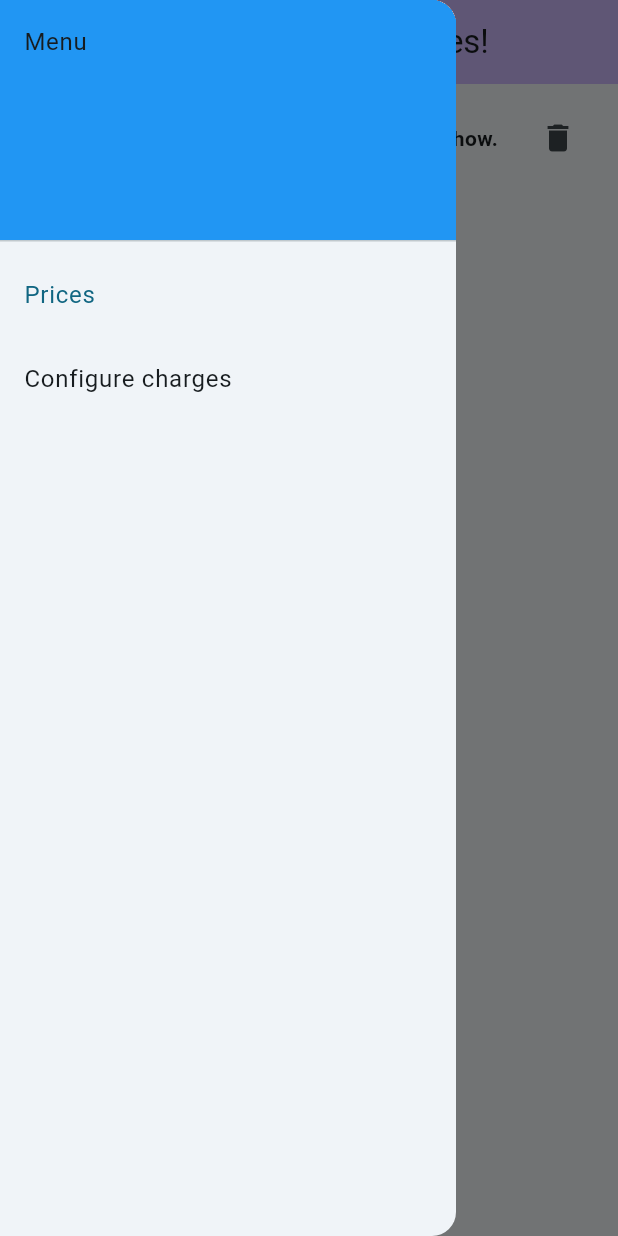
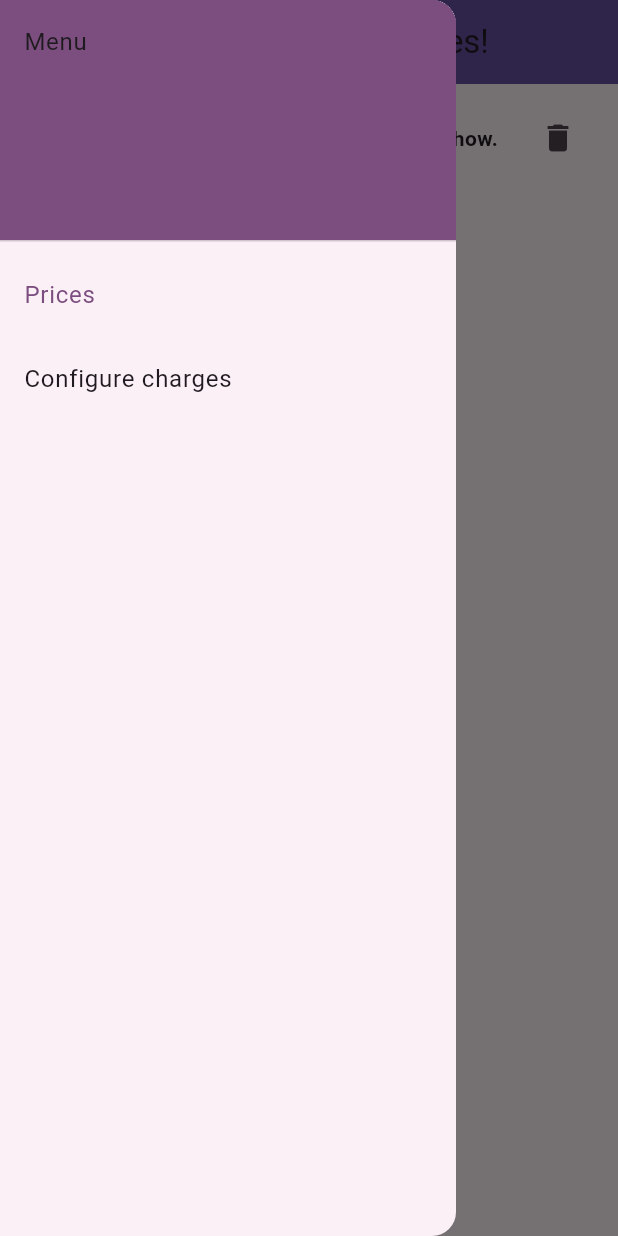
Before and after one commit to leo-milbor/fuck-your-charges, a Flutter app: the screen it shows after launch, with the side drawer open, on a phone screen of 412 x 824 dp. Run offline on Flutter 3.47's test engine with Material 3 defaults, Android fonts, the phone set to English and light mode, and no system bars; missing offline and left inert: number_text_input_formatter.

Commit message:
feat: better theme handling

```diff
--- a/lib/main.dart
+++ b/lib/main.dart
@@ -46,11 +46,11 @@ class _HomePageState extends State<HomePage> {
     return MaterialApp(
       title: FuckYourChargesApp.title,
       theme: ThemeData(
-        colorScheme: ColorScheme.fromSeed(seedColor: Colors.blueGrey),
+        colorScheme: ColorScheme.fromSeed(seedColor: Colors.purple),
       ),
       home: Scaffold(
         appBar: AppBar(
-          backgroundColor: Theme.of(context).colorScheme.inversePrimary,
+          backgroundColor: Theme.of(context).colorScheme.primary,
           title: Center(child: Text(FuckYourChargesApp.title)),
           leading: Builder(
             builder: (context) {
@@ -71,8 +71,10 @@ class _HomePageState extends State<HomePage> {
                 // Important: Remove any padding from the ListView.
                 padding: EdgeInsets.zero,
                 children: [
-                  const DrawerHeader(
-                    decoration: BoxDecoration(color: Colors.blue),
+                  DrawerHeader(
+                    decoration: BoxDecoration(
+                      color: Theme.of(context).colorScheme.primary,
+                    ),
                     child: Text('Menu'),
                   ),
                   ListTile(
```
